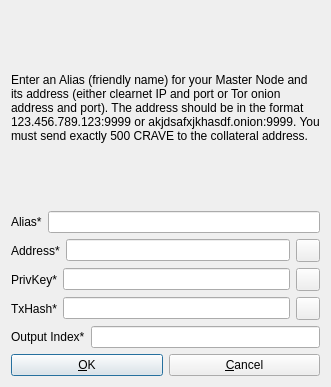
Above: src/qt/forms/addeditadrenalinenode.ui from CooleRRSA/crave before the change. Below: the same form after it.
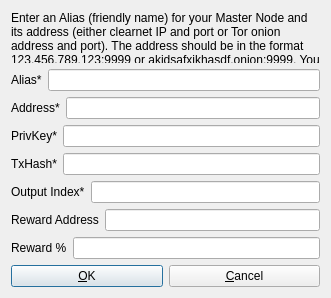
That is the form after the change. Icons and pictures are not drawn.

```diff
--- a/src/qt/forms/addeditadrenalinenode.ui
+++ b/src/qt/forms/addeditadrenalinenode.ui
@@ -7,7 +7,7 @@
     <x>0</x>
     <y>0</y>
     <width>331</width>
-    <height>387</height>
+    <height>298</height>
    </rect>
   </property>
   <property name="windowTitle">
@@ -65,23 +65,6 @@
      <item>
       <widget class="QLineEdit" name="addressLineEdit"/>
      </item>
-     <item>
-      <widget class="QToolButton" name="AddEditAddressPasteButton">
-       <property name="toolTip">
-        <string>Paste address from clipboard</string>
-       </property>
-       <property name="text">
-        <string/>
-       </property>
-       <property name="icon">
-        <iconset resource="../bitcoin.qrc">
-         <normaloff>:/icons/editpaste</normaloff>:/icons/editpaste</iconset>
-       </property>
-       <property name="shortcut">
-        <string>Alt+P</string>
-       </property>
-      </widget>
-     </item>
     </layout>
    </item>
    <item>
@@ -99,23 +82,6 @@
      <item>
       <widget class="QLineEdit" name="privkeyLineEdit"/>
      </item>
-     <item>
-      <widget class="QToolButton" name="AddEditPrivkeyPasteButton">
-       <property name="toolTip">
-        <string>Paste address from clipboard</string>
-       </property>
-       <property name="text">
-        <string/>
-       </property>
-       <property name="icon">
-        <iconset resource="../bitcoin.qrc">
-         <normaloff>:/icons/editpaste</normaloff>:/icons/editpaste</iconset>
-       </property>
-       <property name="shortcut">
-        <string>Alt+P</string>
-       </property>
-      </widget>
-     </item>
     </layout>
    </item>
    <item>
@@ -133,23 +99,6 @@
      <item>
       <widget class="QLineEdit" name="txhashLineEdit"/>
      </item>
-     <item>
-      <widget class="QToolButton" name="AddEditTxhashPasteButton">
-       <property name="toolTip">
-        <string>Paste address from clipboard</string>
-       </property>
-       <property name="text">
-        <string/>
-       </property>
-       <property name="icon">
-        <iconset resource="../bitcoin.qrc">
-         <normaloff>:/icons/editpaste</normaloff>:/icons/editpaste</iconset>
-       </property>
-       <property name="shortcut">
-        <string>Alt+P</string>
-       </property>
-      </widget>
-     </item>
     </layout>
    </item>
    <item>
@@ -169,6 +118,40 @@
      </item>
     </layout>
    </item>
+   <item>
+    <layout class="QHBoxLayout" name="horizontalLayout_6">
+     <property name="bottomMargin">
+      <number>0</number>
+     </property>
+     <item>
+      <widget class="QLabel" name="label_3">
+       <property name="text">
+        <string>Reward Address</string>
+       </property>
+      </widget>
+     </item> 
+     <item>
+      <widget class="QLineEdit" name="rewardaddressLineEdit"/>
+     </item>
+    </layout>
+   </item>
+   <item>
+    <layout class="QHBoxLayout" name="horizontalLayout_7">
+     <property name="bottomMargin">
+      <number>0</number>
+     </property>
+     <item>
+      <widget class="QLabel" name="label_7">
+       <property name="text">
+        <string>Reward %</string>
+       </property>
+      </widget>
+     </item>
+     <item>
+      <widget class="QLineEdit" name="rewardpercentageLineEdit"/>
+     </item>
+    </layout>
+   </item>
    <item>
     <layout class="QHBoxLayout" name="horizontalLayout_Buttons">
      <item>
```
Left out of the diff: 4 changed lines with no effect on the pictures.
